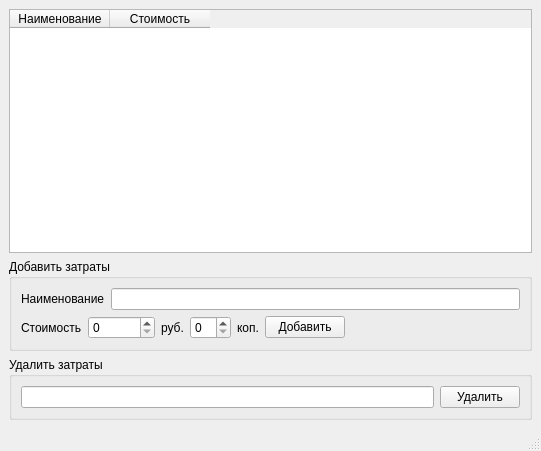
Above: prilogenie/expenseswindow.ui from parlamentyor/auto_correct_plan before the change. Below: the same form after it.
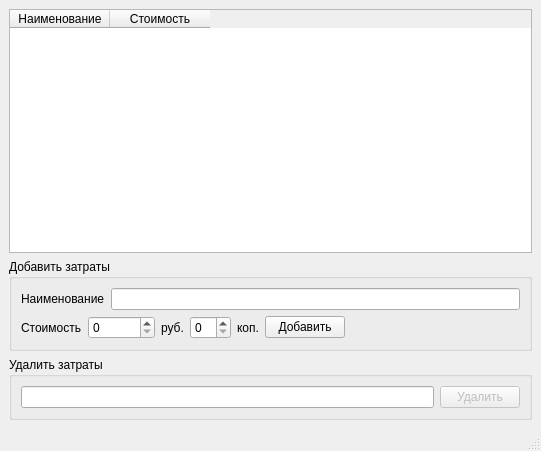
That is the form after the change.

Patch:
```diff
--- a/prilogenie/expenseswindow.ui
+++ b/prilogenie/expenseswindow.ui
@@ -120,6 +120,9 @@
          </item>
          <item>
           <widget class="QPushButton" name="pb_delete">
+           <property name="enabled">
+            <bool>false</bool>
+           </property>
            <property name="text">
             <string>Удалить</string>
            </property>
```
